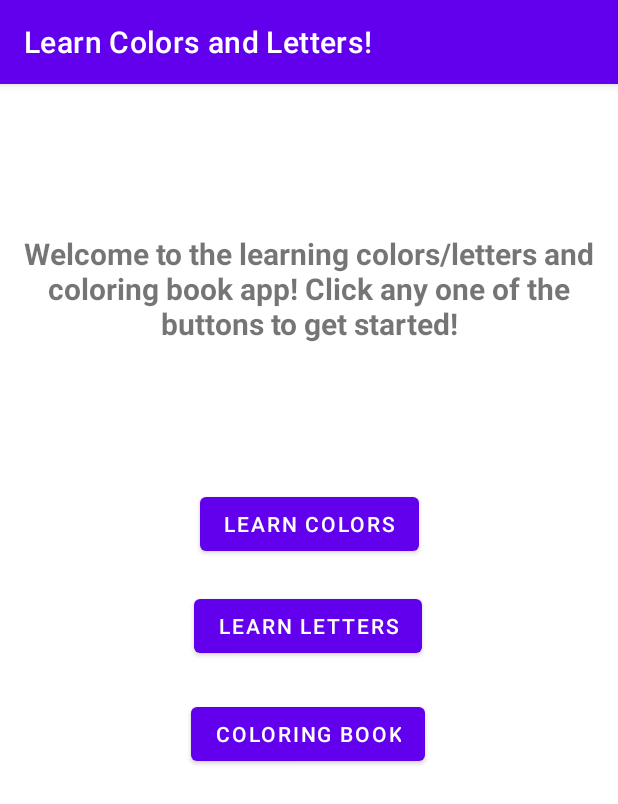
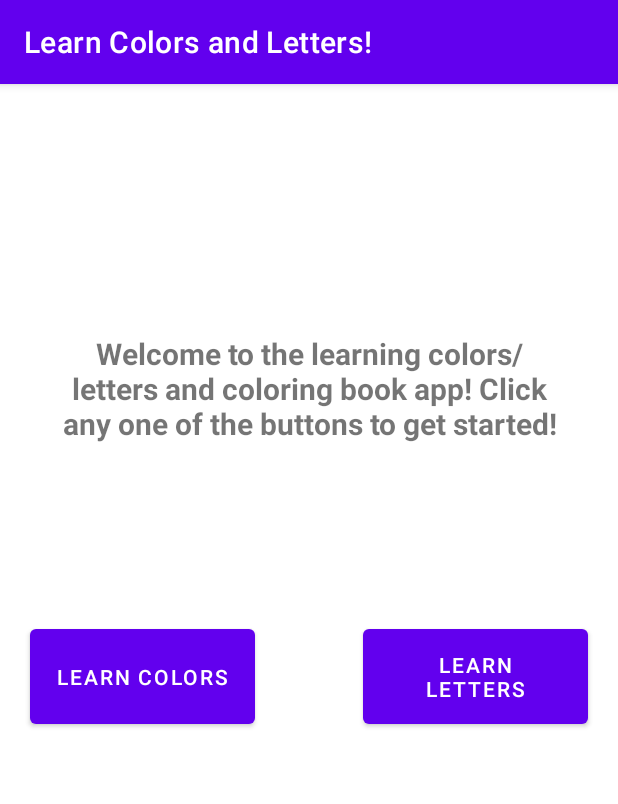
Before and after one commit to evangrau/CS315FinalProjectEKG, an Android app: the screen it shows after launch (MainActivity), on a phone screen of 412 x 824 dp. Shown: the top 804 px of the screen. Run offline under Robolectric (Android 15) with nearby library versions, the phone set to English and light mode, and no system bars.

Commit message:
fixing layouts + cheering.mp3

```diff
--- a/app/src/main/java/com/example/cs315finalprojectekg/QuizActivity.java
+++ b/app/src/main/java/com/example/cs315finalprojectekg/QuizActivity.java
@@ -5,6 +5,7 @@ import androidx.appcompat.app.AppCompatActivity;
 import android.content.Intent;
 import android.media.MediaPlayer;
 import android.os.Bundle;
+import android.provider.MediaStore;
 import android.view.View;
 import android.widget.Button;
 import android.widget.ImageView;
@@ -28,6 +29,7 @@ public class QuizActivity extends AppCompatActivity {
     String quizType;
     MediaPlayer aSound, bSound, cSound, dSound, eSound, fSound, gSound, hSound, iSound, jSound, kSound, lSound, mSound,
             nSound, oSound, pSound, qSound, rSound, sSound, tSound, uSound, vSound, wSound, xSound, ySound, zSound;
+    MediaPlayer cheer;
 
     @Override
     protected void onCreate(Bundle savedInstanceState) {
@@ -70,6 +72,8 @@ public class QuizActivity extends AppCompatActivity {
         xSound = MediaPlayer.create(this, R.raw.x_audio);
         ySound = MediaPlayer.create(this, R.raw.y_audio);
         zSound = MediaPlayer.create(this, R.raw.z_audio);
+
+        cheer = MediaPlayer.create(this, R.raw.cheering);
 
         showAnswerBtn = (Button) findViewById(R.id.show_answer);
         showAnswerBtn.setOnClickListener(view -> {
@@ -136,6 +140,9 @@ public class QuizActivity extends AppCompatActivity {
         balance = 0;
         numClicks = 0;
         pointsLabel.setText("Points: " + points);
+        if (points == 20) {
+            cheer.start();
+        }
         answerLabel.setVisibility(View.INVISIBLE);
         if (quizType.equals("colors")) {
             selectColor();
--- a/app/src/main/res/layout/activity_main.xml
+++ b/app/src/main/res/layout/activity_main.xml
@@ -8,48 +8,37 @@
 
     <TextView
         android:id="@+id/title"
-        android:layout_width="wrap_content"
-        android:layout_height="wrap_content"
+        android:layout_width="331dp"
+        android:layout_height="103dp"
         android:text="@string/title"
         android:textAlignment="center"
         android:textSize="20sp"
         android:textStyle="bold"
         app:layout_constraintBottom_toBottomOf="parent"
         app:layout_constraintEnd_toEndOf="parent"
-        app:layout_constraintHorizontal_bias="0.0"
         app:layout_constraintStart_toStartOf="parent"
         app:layout_constraintTop_toTopOf="parent"
-        app:layout_constraintVertical_bias="0.143" />
+        app:layout_constraintVertical_bias="0.25" />
 
     <Button
         android:id="@+id/learn_colors_btn"
-        android:layout_width="wrap_content"
-        android:layout_height="wrap_content"
-        android:layout_marginTop="96dp"
+        android:layout_width="150dp"
+        android:layout_height="75dp"
+        android:layout_marginTop="88dp"
         android:text="@string/learn_colors"
         app:layout_constraintEnd_toEndOf="parent"
+        app:layout_constraintHorizontal_bias="0.076"
         app:layout_constraintStart_toStartOf="parent"
         app:layout_constraintTop_toBottomOf="@+id/title" />
 
     <Button
         android:id="@+id/learn_letters_btn"
-        android:layout_width="wrap_content"
-        android:layout_height="wrap_content"
-        android:layout_marginTop="164dp"
+        android:layout_width="150dp"
+        android:layout_height="75dp"
+        android:layout_marginTop="88dp"
         android:text="@string/learn_letters"
         app:layout_constraintEnd_toEndOf="parent"
-        app:layout_constraintHorizontal_bias="0.498"
-        app:layout_constraintStart_toStartOf="parent"
-        app:layout_constraintTop_toBottomOf="@+id/title" />
-
-    <Button
-        android:id="@+id/coloring_book_btn"
-        android:layout_width="wrap_content"
-        android:layout_height="wrap_content"
-        android:layout_marginTop="236dp"
-        android:text="@string/coloring_book"
-        app:layout_constraintEnd_toEndOf="parent"
-        app:layout_constraintHorizontal_bias="0.498"
+        app:layout_constraintHorizontal_bias="0.923"
         app:layout_constraintStart_toStartOf="parent"
         app:layout_constraintTop_toBottomOf="@+id/title" />
 
```
Also changed, not shown: 1 other file.
